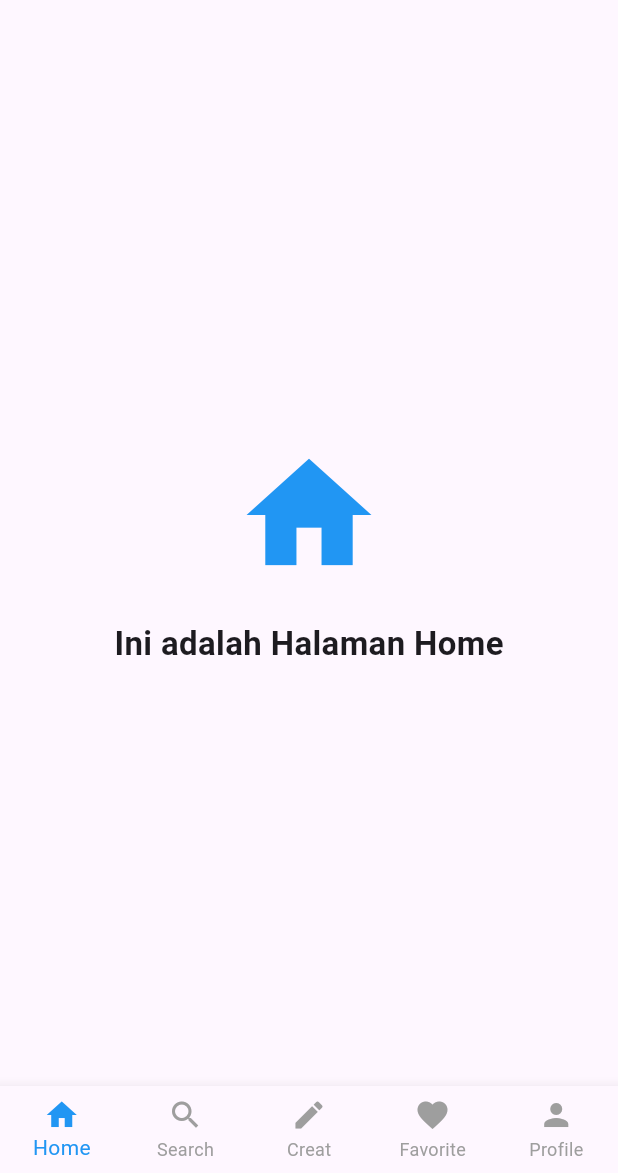
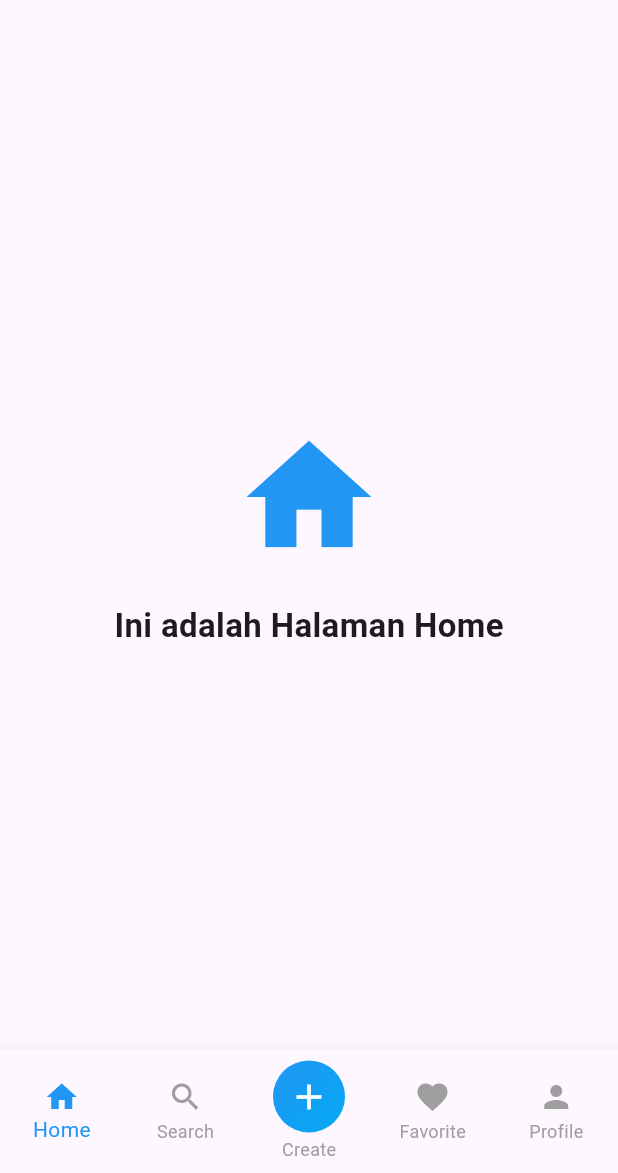
Before and after one commit to arfaldoBanjarnahor/Tugas, a Flutter app: the screen it shows after launch, on a phone screen of 412 x 824 dp, the part 63-1236 px from its top. Run offline on Flutter 3.47's test engine with Material 3 defaults, Android fonts, the phone set to English and light mode, and no system bars.

Commit message:
akhir lah yah

```diff
--- a/lib/main.dart
+++ b/lib/main.dart
@@ -61,7 +61,7 @@ class _NavbarPageState extends State<NavbarPage> {
         selectedItemColor: Colors.blue,
         unselectedItemColor: Colors.grey,
         type: BottomNavigationBarType.fixed,
-        items: const [
+        items: [
           BottomNavigationBarItem(
             icon: Icon(Icons.home),
             label: 'Home',
@@ -71,9 +71,21 @@ class _NavbarPageState extends State<NavbarPage> {
             label: 'Search',
           ),
           BottomNavigationBarItem(
-            icon: Icon(Icons.create),
-            label: 'Creat',
-          ),
+                icon: Container(
+                  width: 48,
+                  height: 48,
+                  decoration: const BoxDecoration(
+                    shape: BoxShape.circle,
+                    gradient: LinearGradient(
+                      colors: [Colors.blue, Colors.lightBlue],
+                      begin: Alignment.topLeft,
+                      end: Alignment.bottomRight,
+                    ),
+                  ),
+                  child: const Icon(Icons.add, color: Colors.white, size: 28),
+                ),
+                label: 'Create',
+               ),
           BottomNavigationBarItem(
             icon: Icon(Icons.favorite),
             label: 'Favorite',
```
